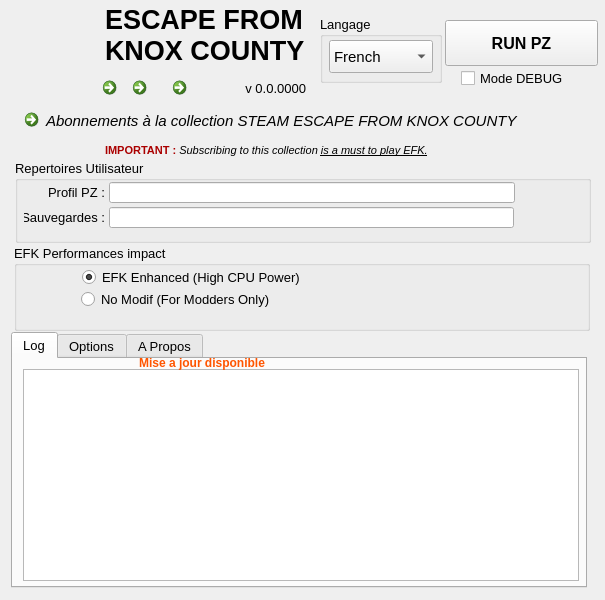
Before: the Qt Designer form principale.ui in ChristopheTdn/EFK-Launcher, drawn with Qt 5.
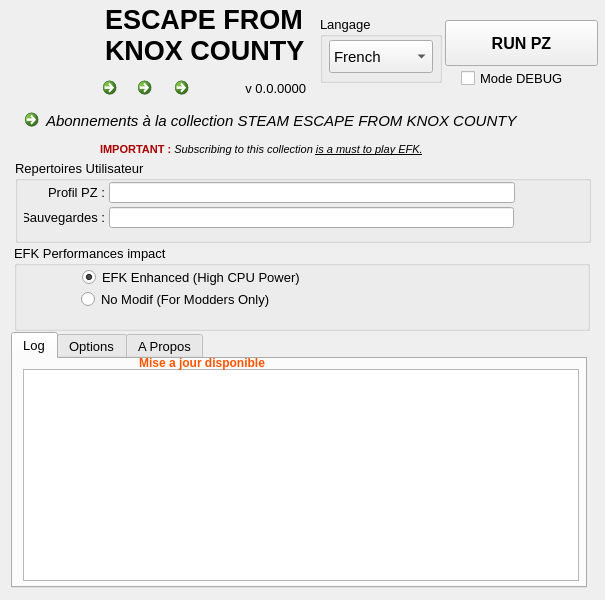
After: the same form once the commit is applied. The open tabs and pages were chosen to show the change. Icons and pictures are not drawn.

Commit message: v2.82     - [FIX] Background appareance with link about Steam Collection     - [CHANGE] Test wipemap file every 10 secondes

The edit to the form file:
```diff
--- a/principale.ui
+++ b/principale.ui
@@ -687,12 +687,18 @@
    <widget class="QCommandLinkButton" name="commandLinkButton_Youtube">
     <property name="geometry">
      <rect>
-      <x>125</x>
+      <x>130</x>
       <y>70</y>
-      <width>41</width>
-      <height>41</height>
+      <width>36</width>
+      <height>34</height>
      </rect>
     </property>
+    <property name="maximumSize">
+     <size>
+      <width>16777215</width>
+      <height>16777215</height>
+     </size>
+    </property>
     <property name="font">
      <font>
       <family>Segoe UI</family>
@@ -719,10 +725,10 @@
    <widget class="QCommandLinkButton" name="commandLinkButton_Discord">
     <property name="geometry">
      <rect>
-      <x>165</x>
+      <x>167</x>
       <y>70</y>
-      <width>41</width>
-      <height>41</height>
+      <width>39</width>
+      <height>36</height>
      </rect>
     </property>
     <property name="font">
@@ -734,6 +740,9 @@
     <property name="toolTip">
      <string>DISCORD de Tancred terror</string>
     </property>
+    <property name="styleSheet">
+     <string notr="true"/>
+    </property>
     <property name="text">
      <string notr="true"/>
     </property>
@@ -757,7 +766,7 @@
       <x>17</x>
       <y>102</y>
       <width>581</width>
-      <height>52</height>
+      <height>57</height>
      </rect>
     </property>
     <property name="font">
@@ -773,7 +782,10 @@
      <string>La collection de mods EFKC</string>
     </property>
     <property name="autoFillBackground">
-     <bool>true</bool>
+     <bool>false</bool>
+    </property>
+    <property name="styleSheet">
+     <string notr="true">background-color: qlineargradient(spread:pad, x1:0, y1:0, x2:1, y2:0, stop:0 rgba(0, 0, 0, 0), stop:1 rgba(255, 255, 255, 0));</string>
     </property>
     <property name="text">
      <string>Abonnements à la collection STEAM ESCAPE FROM KNOX COUNTY</string>
@@ -1030,8 +1042,8 @@
    <widget class="QLabel" name="label_TooltipSteamCollection">
     <property name="geometry">
      <rect>
-      <x>105</x>
-      <y>143</y>
+      <x>100</x>
+      <y>142</y>
       <width>447</width>
       <height>16</height>
      </rect>
```
Left out of the diff: 2 changed lines with no effect on the pictures. The commit also changes 3 other files.
